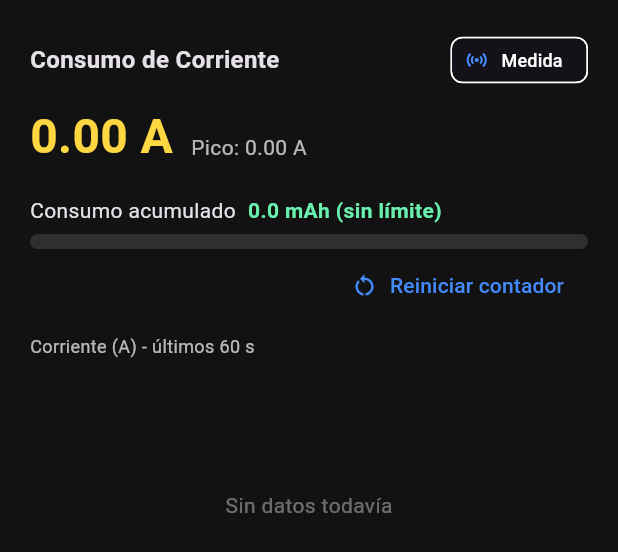
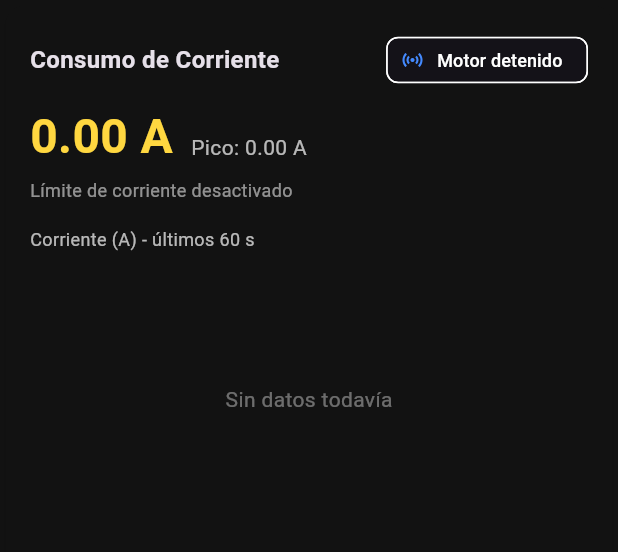
Before and after one commit to AngelGuanoluisa/motor-controller-app, a Flutter app: the ConsumoCard widget shown alone on an empty page, opened directly with empty values, on a phone screen of 412 x 824 dp. Shown: the top 552 px of the screen. Run offline on Flutter 3.47's test engine with Material 3 defaults, Android fonts, the phone set to English and light mode, and no system bars; our stand-ins replace fl_chart, flutter_blue_plus, permission_handler.

Commit message:
Add files via upload

```diff
--- a/lib/consumo_card.dart
+++ b/lib/consumo_card.dart
@@ -6,42 +6,35 @@ import 'package:flutter/material.dart';
 /// Ventana de tiempo que muestra la gráfica (segundos).
 const double ventanaGraficaSeg = 60;
 
-/// Tarjeta con la corriente actual, el consumo acumulado (mAh) frente al
-/// límite y una gráfica de la corriente de los últimos [ventanaGraficaSeg] s.
+/// Tarjeta con la corriente medida por el BTS7960, el pico de la marcha
+/// actual y una gráfica de los últimos [ventanaGraficaSeg] s con el límite.
 class ConsumoCard extends StatelessWidget {
   const ConsumoCard({
     super.key,
     required this.corrienteMa,
     required this.picoMa,
-    required this.consumoMah,
-    required this.limiteMah,
-    required this.esEstimada,
-    required this.bloqueado,
+    required this.limiteMa,
+    required this.lado,
     required this.historial,
-    required this.onDesbloquear,
-    required this.onReiniciarContador,
   });
 
   final double corrienteMa;
   final double picoMa;
-  final double consumoMah;
-  final int limiteMah;
-  final bool esEstimada;
-  final bool bloqueado;
 
-  /// Puntos (segundos desde que se conectó, corriente en A).
+  /// Límite de corriente que detiene el motor (0 = desactivado).
+  final int limiteMa;
+
+  /// Chip que está midiendo: 'R' (adelante), 'L' (atrás) o '-' (motor detenido).
+  final String lado;
+
+  /// Puntos (segundos desde que se conectó, corriente en mA).
   final List<FlSpot> historial;
-  final VoidCallback? onDesbloquear;
-  final VoidCallback? onReiniciarContador;
+
+  static String amperes(num mA) => '${(mA / 1000).toStringAsFixed(2)} A';
 
   @override
   Widget build(BuildContext context) {
-    final progreso = limiteMah > 0 ? (consumoMah / limiteMah).clamp(0.0, 1.0) : 0.0;
-    final colorProgreso = progreso >= 1
-        ? Colors.redAccent
-        : progreso >= 0.8
-            ? Colors.orangeAccent
-            : Colors.greenAccent;
+    final cercaDelLimite = limiteMa > 0 && corrienteMa >= limiteMa * 0.8;
 
     return Card(
       child: Padding(
@@ -56,8 +49,8 @@ class ConsumoCard extends StatelessWidget {
                 ),
                 Chip(
                   visualDensity: VisualDensity.compact,
-                  label: Text(esEstimada ? 'Estimada' : 'Medida', style: const TextStyle(fontSize: 12)),
-                  avatar: Icon(esEstimada ? Icons.calculate : Icons.sensors, size: 16),
+                  label: Text(_nombreLado, style: const TextStyle(fontSize: 12)),
+                  avatar: const Icon(Icons.sensors, size: 16),
                 ),
               ],
             ),
@@ -66,84 +59,26 @@ class ConsumoCard extends StatelessWidget {
               crossAxisAlignment: WrapCrossAlignment.end,
               spacing: 12,
               children: [
-                Text('${(corrienteMa / 1000).toStringAsFixed(2)} A',
-                    style: const TextStyle(fontSize: 32, fontWeight: FontWeight.bold, color: Colors.amberAccent)),
+                Text(
+                  amperes(corrienteMa),
+                  style: TextStyle(
+                    fontSize: 32,
+                    fontWeight: FontWeight.bold,
+                    color: cercaDelLimite ? Colors.redAccent : Colors.amberAccent,
+                  ),
+                ),
                 Padding(
                   padding: const EdgeInsets.only(bottom: 6),
-                  child: Text('Pico: ${(picoMa / 1000).toStringAsFixed(2)} A',
-                      style: const TextStyle(color: Colors.white70)),
+                  child: Text('Pico: ${amperes(picoMa)}', style: const TextStyle(color: Colors.white70)),
                 ),
               ],
             ),
+            const SizedBox(height: 4),
+            Text(
+              limiteMa > 0 ? 'Se detiene al superar ${amperes(limiteMa)}' : 'Límite de corriente desactivado',
+              style: const TextStyle(color: Colors.white54, fontSize: 12),
+            ),
             const SizedBox(height: 16),
-
-            // Consumo acumulado frente al límite
-            Wrap(
-              alignment: WrapAlignment.spaceBetween,
-              spacing: 8,
-              children: [
-                const Text('Consumo acumulado'),
-                Text(
-                  limiteMah > 0
-                      ? '${consumoMah.toStringAsFixed(1)} / $limiteMah mAh'
-                      : '${consumoMah.toStringAsFixed(1)} mAh (sin límite)',
-                  style: TextStyle(color: colorProgreso, fontWeight: FontWeight.bold),
-                ),
-              ],
-            ),
-            const SizedBox(height: 6),
-            ClipRRect(
-              borderRadius: BorderRadius.circular(6),
-              child: LinearProgressIndicator(
-                value: limiteMah > 0 ? progreso : 0,
-                minHeight: 10,
-                color: colorProgreso,
-                backgroundColor: Colors.white12,
-              ),
-            ),
-
-            if (bloqueado) ...[
-              const SizedBox(height: 12),
-              Container(
-                padding: const EdgeInsets.all(12),
-                decoration: BoxDecoration(
-                  color: Colors.red.withValues(alpha: 0.2),
-                  borderRadius: BorderRadius.circular(10),
-                  border: Border.all(color: Colors.redAccent),
-                ),
-                child: Column(
-                  crossAxisAlignment: CrossAxisAlignment.stretch,
-                  children: [
-                    const Row(
-                      children: [
-                        Icon(Icons.lock, color: Colors.redAccent),
-                        SizedBox(width: 8),
-                        Expanded(
-                          child: Text('Motor BLOQUEADO: se alcanzó el límite de consumo',
-                              style: TextStyle(fontWeight: FontWeight.bold)),
-                        ),
-                      ],
-                    ),
-                    const SizedBox(height: 8),
-                    OutlinedButton.icon(
-                      onPressed: onDesbloquear,
-                      icon: const Icon(Icons.lock_open),
-                      label: const Text('Reiniciar contador y desbloquear'),
-                    ),
-                  ],
-                ),
-              ),
-            ] else
-              Align(
-                alignment: Alignment.centerRight,
-                child: TextButton.icon(
-                  onPressed: onReiniciarContador,
-                  icon: const Icon(Icons.restart_alt, size: 18),
-                  label: const Text('Reiniciar contador'),
-                ),
-              ),
-
-            const SizedBox(height: 8),
             Text('Corriente (A) - últimos ${ventanaGraficaSeg.toInt()} s',
                 style: const TextStyle(color: Colors.white70, fontSize: 12)),
             const SizedBox(height: 8),
@@ -154,6 +89,12 @@ class ConsumoCard extends StatelessWidget {
     );
   }
 
+  String get _nombreLado => switch (lado) {
+        'R' => 'Lado R (adelante)',
+        'L' => 'Lado L (atrás)',
+        _ => 'Motor detenido',
+      };
+
   Widget _grafica() {
     if (historial.isEmpty) {
       return const Center(child: Text('Sin datos todavía', style: TextStyle(color: Colors.white38)));
@@ -161,8 +102,9 @@ class ConsumoCard extends StatelessWidget {
     final maxX = max(historial.last.x, ventanaGraficaSeg);
     final minX = maxX - ventanaGraficaSeg;
     final maxValor = historial.map((p) => p.y).fold<double>(0, max);
-    // Escala Y redondeada hacia arriba, mínimo 0.5 A
-    final maxY = max(0.5, (maxValor * 1.2 * 2).ceil() / 2);
+    // Escala Y en A redondeada a múltiplos de 0.25 A, mínimo 0.5 A
+    final limiteA = limiteMa / 1000.0;
+    final maxY = max(0.5, (max(maxValor, limiteA) * 1.15 / 0.25).ceil() * 0.25);
 
     return LineChart(
       LineChartData(
@@ -207,11 +149,28 @@ class ConsumoCard extends StatelessWidget {
             ),
           ),
         ),
+        extraLinesData: ExtraLinesData(
+          horizontalLines: [
+            if (limiteMa > 0)
+              HorizontalLine(
+                y: limiteA,
+                color: Colors.redAccent,
+                strokeWidth: 1.5,
+                dashArray: [6, 4],
+                label: HorizontalLineLabel(
+                  show: true,
+                  alignment: Alignment.topLeft,
+                  style: const TextStyle(color: Colors.redAccent, fontSize: 10),
+                  labelResolver: (_) => 'Límite ${amperes(limiteMa)}',
+                ),
+              ),
+          ],
+        ),
         lineTouchData: LineTouchData(
           touchTooltipData: LineTouchTooltipData(
             getTooltipItems: (spots) => spots
-                .map((s) => LineTooltipItem('${s.y.toStringAsFixed(2)} A',
-                    const TextStyle(color: Colors.white, fontWeight: FontWeight.bold)))
+                .map((s) => LineTooltipItem(
+                    '${s.y.toStringAsFixed(2)} A', const TextStyle(color: Colors.white, fontWeight: FontWeight.bold)))
                 .toList(),
           ),
         ),
```
Also changed, not shown: lib/main.dart (+43 -79 lines), 3 other files.
